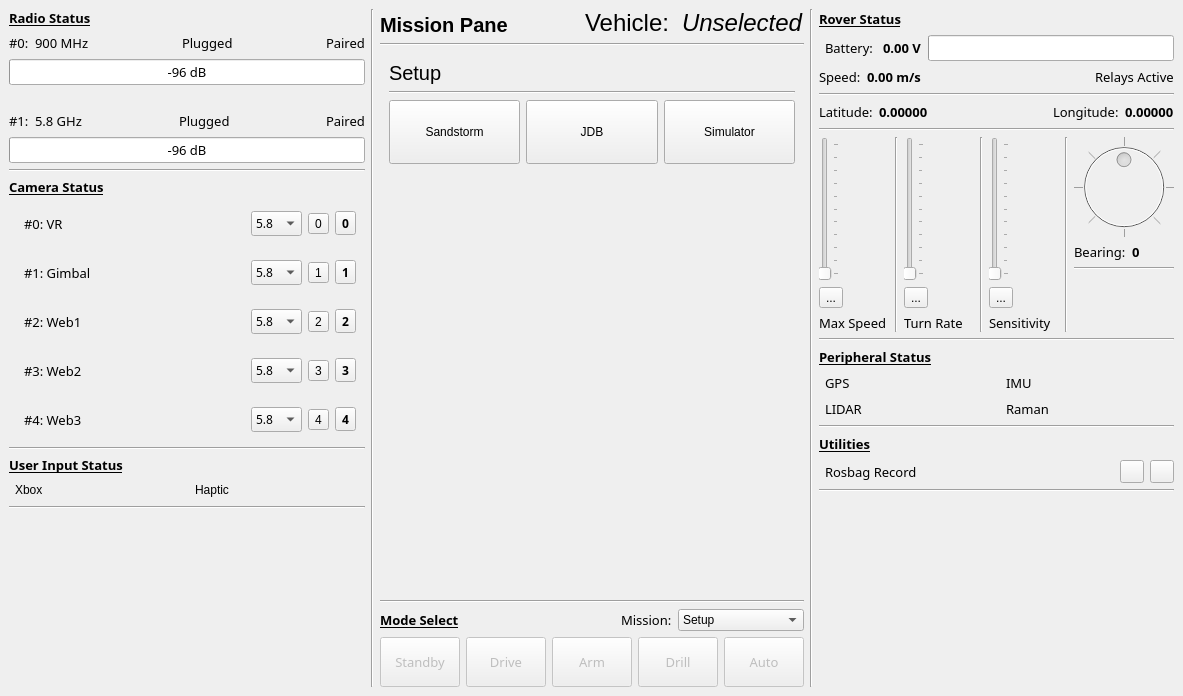
This is scripts/gui/main.ui in NovaRoverTeam/base_station as Qt 5 draws it before an edit. The edited form follows.
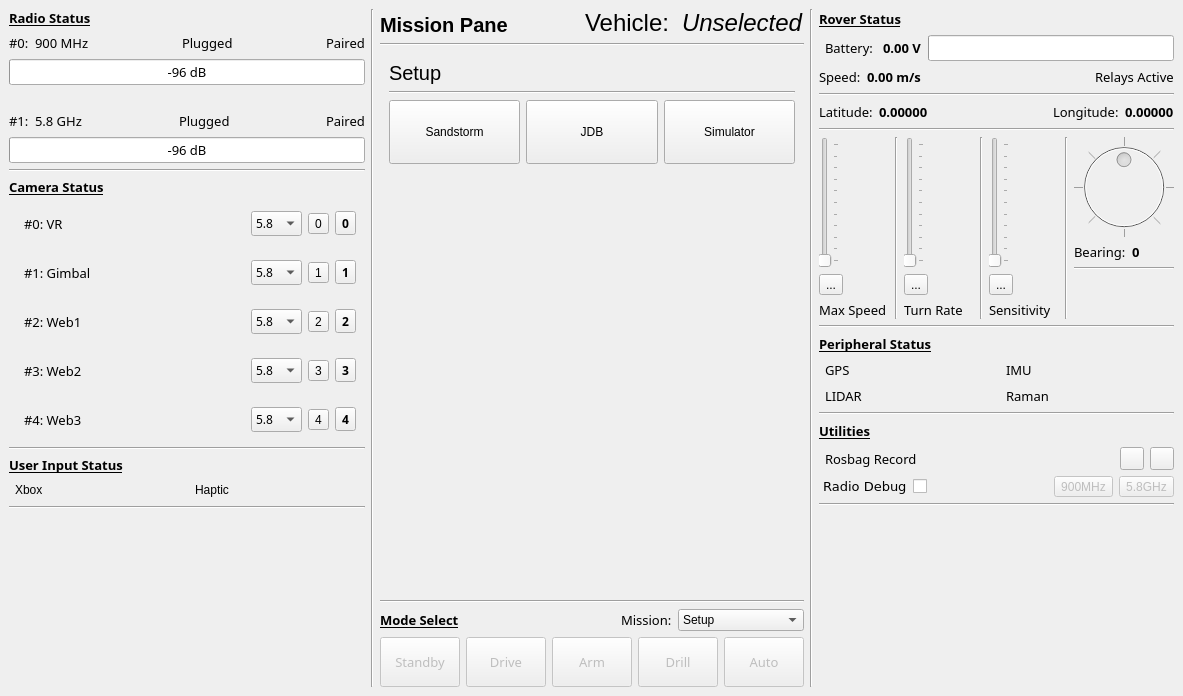
This is the edited form. Icons and pictures are not drawn. Custom widgets are drawn as their Qt base class.

Commit message: Added radio debugging interface and backend for GUI.

```diff
--- a/scripts/gui/main.ui
+++ b/scripts/gui/main.ui
@@ -2786,6 +2786,69 @@
           </item>
          </layout>
         </item>
+        <item>
+         <layout class="QHBoxLayout" name="horizontalLayout_22">
+          <item>
+           <widget class="QLabel" name="label_40">
+            <property name="font">
+             <font>
+              <family>DejaVu Sans</family>
+              <pointsize>10</pointsize>
+             </font>
+            </property>
+            <property name="text">
+             <string> Radio Debug</string>
+            </property>
+           </widget>
+          </item>
+          <item>
+           <widget class="QCheckBox" name="checkbox_radio_debug">
+            <property name="text">
+             <string/>
+            </property>
+           </widget>
+          </item>
+          <item>
+           <spacer name="horizontalSpacer_24">
+            <property name="orientation">
+             <enum>Qt::Horizontal</enum>
+            </property>
+            <property name="sizeHint" stdset="0">
+             <size>
+              <width>40</width>
+              <height>20</height>
+             </size>
+            </property>
+           </spacer>
+          </item>
+          <item>
+           <widget class="QToolButton" name="tool_900_debug">
+            <property name="enabled">
+             <bool>false</bool>
+            </property>
+            <property name="text">
+             <string>900MHz</string>
+            </property>
+            <property name="checkable">
+             <bool>true</bool>
+            </property>
+           </widget>
+          </item>
+          <item>
+           <widget class="QToolButton" name="tool_5_debug">
+            <property name="enabled">
+             <bool>false</bool>
+            </property>
+            <property name="text">
+             <string>5.8GHz</string>
+            </property>
+            <property name="checkable">
+             <bool>true</bool>
+            </property>
+           </widget>
+          </item>
+         </layout>
+        </item>
         <item>
          <widget class="Line" name="line_14">
           <property name="orientation">
```
The commit also changes 5 other files.
